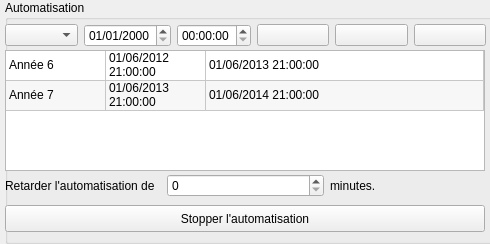
cinemaouvert/OPP, file src/automationwidget.ui: the form before one commit.
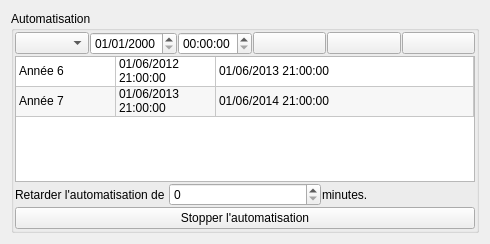
The form after the commit. Icons and pictures are not drawn.

Commit message: Modif widgets taille auto : Automation

Patch:
```diff
--- a/src/automationwidget.ui
+++ b/src/automationwidget.ui
@@ -13,27 +13,71 @@
   <property name="windowTitle">
    <string>Form</string>
   </property>
+  <layout class="QVBoxLayout" name="verticalLayout">
+   <item>
   <widget class="QGroupBox" name="groupBox">
-   <property name="geometry">
-    <rect>
-     <x>5</x>
-     <y>0</y>
-     <width>490</width>
-     <height>244</height>
-    </rect>
-   </property>
    <property name="title">
     <string>Automatisation</string>
    </property>
+     <layout class="QVBoxLayout" name="verticalLayout_2">
+      <property name="spacing">
+       <number>1</number>
+      </property>
+      <property name="margin">
+       <number>1</number>
+      </property>
+      <item>
+       <layout class="QHBoxLayout" name="horizontalLayout">
+        <item>
+         <widget class="QComboBox" name="comboBox_playlist"/>
+        </item>
+        <item>
+         <widget class="QDateEdit" name="dateEdit">
+          <property name="displayFormat">
+           <string>dd/MM/yyyy</string>
+          </property>
+         </widget>
+        </item>
+        <item>
+         <widget class="QTimeEdit" name="timeEdit"/>
+        </item>
+        <item>
+         <widget class="QPushButton" name="pushButton_add">
+          <property name="text">
+           <string/>
+          </property>
+          <property name="icon">
+           <iconset>
+            <normaloff>../../opp-build-desktop-Qt_4_8_3_dans_le_PATH__Syst_me__Release/icons/icon_plus.png</normaloff>../../opp-build-desktop-Qt_4_8_3_dans_le_PATH__Syst_me__Release/icons/icon_plus.png</iconset>
+          </property>
+         </widget>
+        </item>
+        <item>
+         <widget class="QPushButton" name="pushButton_parameters">
+          <property name="text">
+           <string/>
+          </property>
+          <property name="icon">
+           <iconset>
+            <normaloff>../../opp-build-desktop-Qt_4_8_3_dans_le_PATH__Syst_me__Release/icons/icon_settings.png</normaloff>../../opp-build-desktop-Qt_4_8_3_dans_le_PATH__Syst_me__Release/icons/icon_settings.png</iconset>
+          </property>
+         </widget>
+        </item>
+        <item>
+         <widget class="QPushButton" name="pushButton_delete">
+          <property name="text">
+           <string/>
+          </property>
+          <property name="icon">
+           <iconset>
+            <normaloff>../../opp-build-desktop-Qt_4_8_3_dans_le_PATH__Syst_me__Release/icons/icon_delete.png</normaloff>../../opp-build-desktop-Qt_4_8_3_dans_le_PATH__Syst_me__Release/icons/icon_delete.png</iconset>
+          </property>
+         </widget>
+        </item>
+       </layout>
+      </item>
+      <item>
    <widget class="QTableWidget" name="tableWidget_listAutomations">
-    <property name="geometry">
-     <rect>
-      <x>0</x>
-      <y>50</y>
-      <width>480</width>
-      <height>121</height>
-     </rect>
-    </property>
     <property name="editTriggers">
      <set>QAbstractItemView::NoEditTriggers</set>
     </property>
@@ -126,15 +170,8 @@
      </property>
     </item>
    </widget>
-   <widget class="QWidget" name="horizontalLayoutWidget_2">
-    <property name="geometry">
-     <rect>
-      <x>0</x>
-      <y>170</y>
-      <width>481</width>
-      <height>31</height>
-     </rect>
-    </property>
+      </item>
+      <item>
     <layout class="QHBoxLayout" name="horizontalLayout_2">
      <item>
       <widget class="QLabel" name="label_delay1">
@@ -154,79 +191,18 @@
       </widget>
      </item>
     </layout>
-   </widget>
+      </item>
+      <item>
    <widget class="QPushButton" name="pushButton_stop">
-    <property name="geometry">
-     <rect>
-      <x>0</x>
-      <y>205</y>
-      <width>480</width>
-      <height>27</height>
-     </rect>
-    </property>
     <property name="text">
      <string>Stopper l'automatisation</string>
     </property>
    </widget>
-   <widget class="QWidget" name="horizontalLayoutWidget">
-    <property name="geometry">
-     <rect>
-      <x>0</x>
-      <y>20</y>
-      <width>481</width>
-      <height>31</height>
-     </rect>
-    </property>
-    <layout class="QHBoxLayout" name="horizontalLayout">
-     <item>
-      <widget class="QComboBox" name="comboBox_playlist"/>
-     </item>
-     <item>
-      <widget class="QDateEdit" name="dateEdit">
-       <property name="displayFormat">
-        <string>dd/MM/yyyy</string>
-       </property>
-      </widget>
-     </item>
-     <item>
-      <widget class="QTimeEdit" name="timeEdit"/>
-     </item>
-     <item>
-      <widget class="QPushButton" name="pushButton_add">
-       <property name="text">
-        <string/>
-       </property>
-       <property name="icon">
-        <iconset>
-         <normaloff>../../opp-build-desktop-Qt_4_8_3_dans_le_PATH__Syst_me__Release/icons/icon_plus.png</normaloff>../../opp-build-desktop-Qt_4_8_3_dans_le_PATH__Syst_me__Release/icons/icon_plus.png</iconset>
-       </property>
-      </widget>
-     </item>
-     <item>
-      <widget class="QPushButton" name="pushButton_parameters">
-       <property name="text">
-        <string/>
-       </property>
-       <property name="icon">
-        <iconset>
-         <normaloff>../../opp-build-desktop-Qt_4_8_3_dans_le_PATH__Syst_me__Release/icons/icon_settings.png</normaloff>../../opp-build-desktop-Qt_4_8_3_dans_le_PATH__Syst_me__Release/icons/icon_settings.png</iconset>
-       </property>
-      </widget>
-     </item>
-     <item>
-      <widget class="QPushButton" name="pushButton_delete">
-       <property name="text">
-        <string/>
-       </property>
-       <property name="icon">
-        <iconset>
-         <normaloff>../../opp-build-desktop-Qt_4_8_3_dans_le_PATH__Syst_me__Release/icons/icon_delete.png</normaloff>../../opp-build-desktop-Qt_4_8_3_dans_le_PATH__Syst_me__Release/icons/icon_delete.png</iconset>
-       </property>
-      </widget>
-     </item>
-    </layout>
-   </widget>
-  </widget>
+      </item>
+     </layout>
+    </widget>
+   </item>
+  </layout>
  </widget>
  <resources/>
  <connections/>
```
Lines whose indentation alone changed are shown as unchanged. The commit also changes 7 other files.
